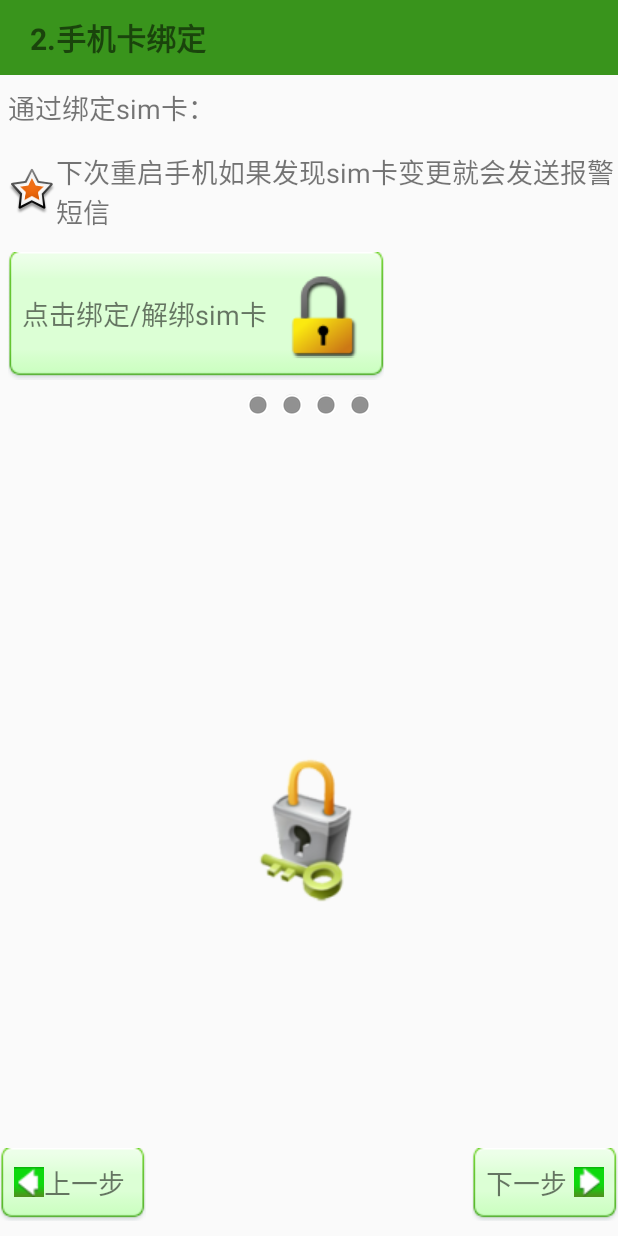
After one commit to huwangzhang/MobileSafe20, an Android app: the layout activity_set2.xml on its own in the app's theme, with its tools: preview values and no code run, on a phone screen of 412 x 824 dp. The commit adds this screen. Run offline under Robolectric (Android 15) with nearby library versions, the phone set to English and light mode, and no system bars.

Commit message:
手机防盗模块

```diff
--- a/app/src/main/java/com/example/huwang/mobilesafe20/activity/HomeActivity.java
+++ b/app/src/main/java/com/example/huwang/mobilesafe20/activity/HomeActivity.java
@@ -16,6 +16,7 @@ import android.widget.GridView;
 
 import com.example.huwang.mobilesafe20.R;
 import com.example.huwang.mobilesafe20.adapter.HomeAdapter;
+import com.example.huwang.mobilesafe20.utils.MD5Utils;
 import com.example.huwang.mobilesafe20.utils.ToastUtil;
 
 /**
@@ -84,7 +85,7 @@ public class HomeActivity extends Activity {
                     return;
                 }
                 SharedPreferences.Editor editor = getSharedPreferences("config", Context.MODE_PRIVATE).edit();
-                editor.putString("pwd", "123");
+                editor.putString("pwd", MD5Utils.md5(pwd1));
                 editor.commit();
                 System.out.println("注册成功");
                 dialog.dismiss();
@@ -117,7 +118,7 @@ public class HomeActivity extends Activity {
                     return;
                 }
                 String pwd = getSharedPreferences("config", Context.MODE_PRIVATE).getString("pwd", null);
-                if (!pwd1.equals(pwd1)) {
+                if (!MD5Utils.md5(pwd1).equals(pwd)) {
                     ToastUtil.shortToast(HomeActivity.this, "密码错误");
                     return;
                 }
--- a/app/src/main/java/com/example/huwang/mobilesafe20/activity/SplashActivity.java
+++ b/app/src/main/java/com/example/huwang/mobilesafe20/activity/SplashActivity.java
@@ -58,7 +58,7 @@ public class SplashActivity extends Activity {
         PackageManager pm = getPackageManager();
         // PackageInfo info=pm.getPackageInfo(包名, 标签数据);
         try {
-            String name = getPackageName();
+//            String name = getPackageName();
             PackageInfo info = pm.getPackageInfo("com.example.huwang.mobilesafe20", 0);
             localVersionCode = info.versionCode;
             String versionName = info.versionName;
@@ -144,7 +144,6 @@ public class SplashActivity extends Activity {
      * 进入主页
      */
     private void enterHome() {
-
         startActivity(new Intent(this, HomeActivity.class));
         finish();
     }
@@ -214,6 +213,7 @@ public class SplashActivity extends Activity {
             public void onFailure(HttpException e, String s) {
                 System.out.println("Onfailure");
                 //进入主页
+                enterHome();
             }
         });
     }
--- /dev/null
+++ b/app/src/main/res/drawable/button_green_selector.xml
@@ -0,0 +1,6 @@
+<?xml version="1.0" encoding="utf-8"?>
+<selector xmlns:android="http://schemas.android.com/apk/res/android">
+    <!--默认有一张图标-->
+    <item android:drawable="@drawable/btn_green_pressed" android:state_pressed="true"></item>
+    <item android:drawable="@drawable/btn_green_normal"></item>
+</selector>
--- /dev/null
+++ b/app/src/main/res/drawable/set_dot_selector.xml
@@ -0,0 +1,5 @@
+<?xml version="1.0" encoding="utf-8"?>
+<selector xmlns:android="http://schemas.android.com/apk/res/android">
+    <item android:drawable="@android:drawable/presence_online" android:state_selected="true"></item>
+    <item android:drawable="@android:drawable/presence_invisible"></item>
+</selector>
--- /dev/null
+++ b/app/src/main/res/layout/activity_set2.xml
@@ -0,0 +1,58 @@
+<?xml version="1.0" encoding="utf-8"?>
+<LinearLayout xmlns:android="http://schemas.android.com/apk/res/android"
+    xmlns:tools="http://schemas.android.com/tools"
+    android:layout_width="match_parent"
+    android:layout_height="match_parent"
+    android:orientation="vertical"
+    tools:context="com.example.huwang.mobilesafe20.MainActivity">
+
+    <!--标题-->
+    <TextView
+        style="@style/Setting_Title"
+        android:text="2.手机卡绑定"
+       />
+    <TextView
+        style="@style/Setting_Text"
+        android:text="通过绑定sim卡："/>
+    <TextView
+        android:drawableLeft="@android:drawable/star_big_on"
+        android:text="下次重启手机如果发现sim卡变更就会发送报警短信"
+        style="@style/Setting_Text"/>
+    <TextView
+        android:layout_margin="5dp"
+        android:gravity="left|center_vertical"
+        android:layout_width="wrap_content"
+        android:layout_height="wrap_content"
+        android:text="点击绑定/解绑sim卡 "
+        android:drawableRight="@drawable/lock"
+        style="@style/Setting_Button" />
+
+    <include layout="@layout/view_four_dotlayout"/>
+    <!-- 按钮 -->
+    <RelativeLayout
+        android:layout_width="match_parent"
+        android:layout_height="0dp"
+        android:layout_weight="1">
+        <ImageView
+            android:layout_width="wrap_content"
+            android:layout_height="wrap_content"
+            android:layout_centerInParent="true"
+            android:src="@drawable/bind"/>
+        <TextView
+            android:layout_width="wrap_content"
+            android:layout_height="wrap_content"
+            android:layout_alignParentRight="true"
+            android:text="下一步 "
+            android:drawableRight="@drawable/next"
+            style="@style/Setting_Button" />
+        <TextView
+            android:layout_width="wrap_content"
+            android:layout_height="wrap_content"
+            android:text="上一步 "
+            android:layout_alignParentLeft="true"
+            android:drawableLeft="@drawable/previous"
+            style="@style/Setting_Button" />
+
+
+    </RelativeLayout>
+</LinearLayout>
--- /dev/null
+++ b/app/src/main/res/layout/view_four_dotlayout.xml
@@ -0,0 +1,15 @@
+<?xml version="1.0" encoding="utf-8"?>
+<LinearLayout xmlns:android="http://schemas.android.com/apk/res/android"
+    android:layout_width="wrap_content"
+    android:layout_height="wrap_content"
+    android:layout_gravity="center_horizontal"
+    android:orientation="horizontal">
+    <!--四个点-->
+    <ImageView style="@style/Setting_Dot_Select" />
+
+    <ImageView style="@style/Setting_Dot_Select" />
+
+    <ImageView style="@style/Setting_Dot_Select" />
+
+    <ImageView style="@style/Setting_Dot_Select" />
+</LinearLayout>
--- a/app/src/main/res/values/styles.xml
+++ b/app/src/main/res/values/styles.xml
@@ -7,5 +7,39 @@
         <item name="colorPrimaryDark">@color/colorPrimaryDark</item>
         <item name="colorAccent">@color/colorAccent</item>
     </style>
+    <style name="Setting_Title">
+        <item name="android:paddingLeft">20dp</item>
+        <item name="android:textStyle">bold</item>
+        <item name="android:textSize">20sp</item>
+        <item name="android:gravity">left|center_vertical</item>
+        <item name="android:layout_width">match_parent</item>
+        <item name="android:background">#39941C</item>
+        <item name="android:layout_height">50dp</item>
+    </style>
+
+    <style name="Setting_Text">
+        <item name="android:paddingLeft">5dp</item>
+        <item name="android:textSize">18sp</item>
+        <item name="android:layout_marginTop">8dp</item>
+        <item name="android:layout_marginBottom">8dp</item>
+        <item name="android:gravity">left|center_vertical</item>
+        <item name="android:layout_width">match_parent</item>
+        <item name="android:layout_height">wrap_content</item>
+    </style>
+
+    <style name="Setting_Dot_Select">
+        <item name="android:layout_width">wrap_content</item>
+        <item name="android:layout_height">wrap_content</item>
+        <item name="android:layout_margin">3dp</item>
+        <item name="android:src">@drawable/set_dot_selector</item>
+    </style>
+
+    <style name="Setting_Button">
+        <item name="android:layout_marginBottom">10dp</item>
+        <item name="android:layout_alignParentBottom">true</item>
+        <item name="android:gravity">center</item>
+        <item name="android:background">@drawable/button_green_selector</item>
+        <item name="android:textSize">18sp</item>
+    </style>
 
 </resources>
```
Also changed, not shown: app/src/main/java/com/example/huwang/mobilesafe20/utils/MD5Utils.java (added, +38 -0 lines), app/src/main/res/drawable/button_selector.xml (added, +8 -0 lines), app/src/main/res/layout/activity_set1.xml (added, +62 -0 lines), 8 other files.
